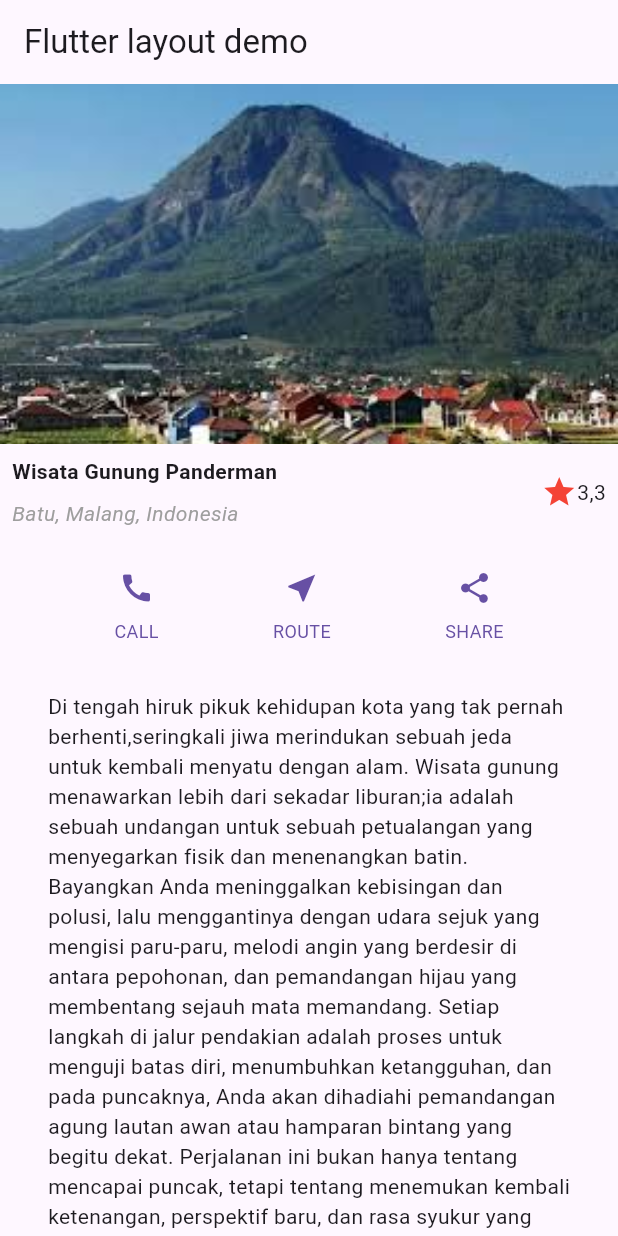
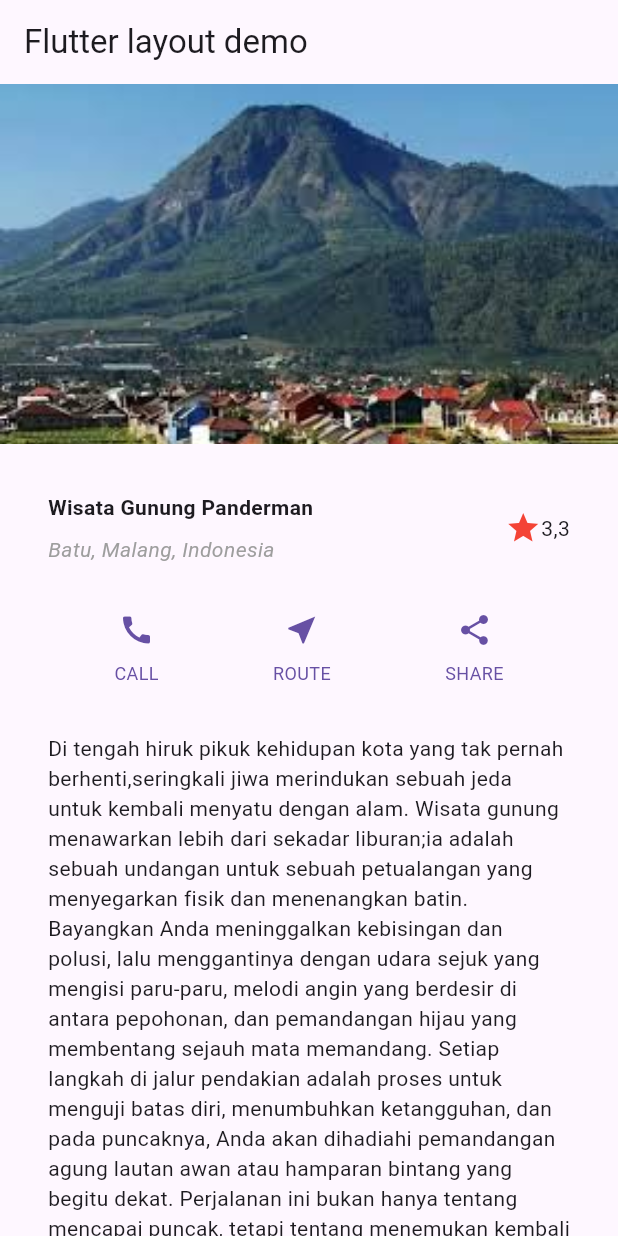
Before and after one commit to Oktavian19/Mobile_2025, a Flutter app: the screen it shows after launch, on a phone screen of 412 x 824 dp. Run offline on Flutter 3.47's test engine with Material 3 defaults, Android fonts, the phone set to English and light mode, and no system bars.

Commit message:
fix: padding

```diff
--- a/Pertemuan6/layout_flutter/lib/main.dart
+++ b/Pertemuan6/layout_flutter/lib/main.dart
@@ -6,8 +6,7 @@ class MyApp extends StatelessWidget {
   const MyApp({super.key});
 
   Widget get titleSection => Container(
-    margin: const EdgeInsets.only(bottom: 20),
-    padding: const EdgeInsets.all(8),
+    padding: const EdgeInsets.all(32),
     child: Row(
       children: [
         Expanded(
```
